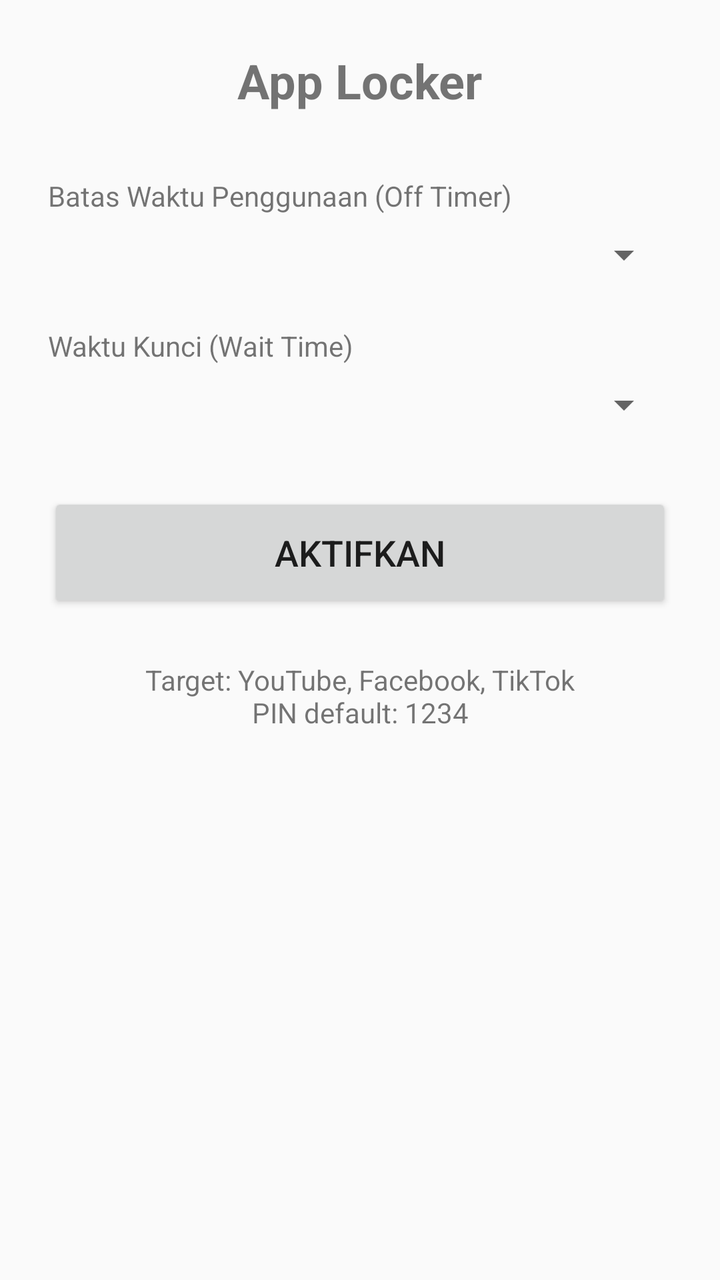
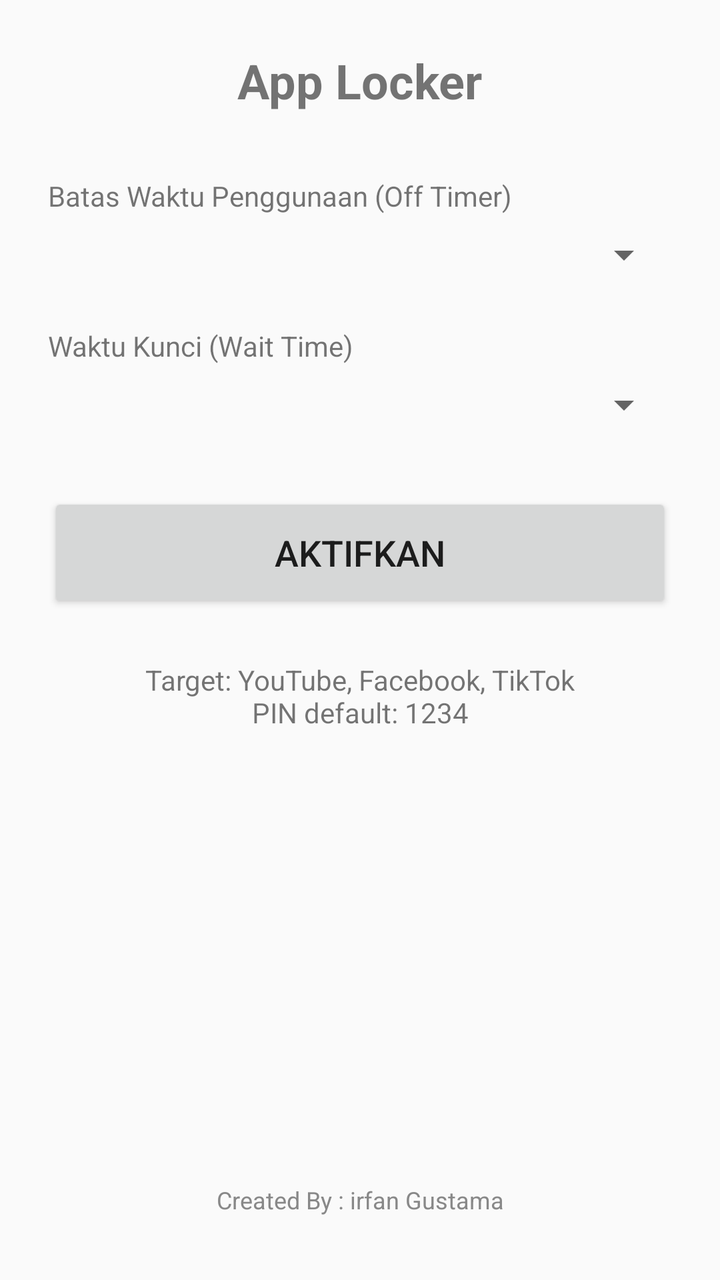

The first picture is an Android layout as it rendered before a commit; the second is the same layout after the commit. The layout source and the unified diff follow.
<!-- AndroidManifest.xml: application theme Theme.AppLocker -->
<!-- res/layout/activity_main.xml -->
<?xml version="1.0" encoding="utf-8"?>
<LinearLayout xmlns:android="http://schemas.android.com/apk/res/android"
    android:layout_width="match_parent"
    android:layout_height="match_parent"
    android:orientation="vertical"
    android:padding="24dp"
    android:gravity="center_horizontal">

    <TextView
        android:layout_width="wrap_content"
        android:layout_height="wrap_content"
        android:text="App Locker"
        android:textSize="24sp"
        android:textStyle="bold"
        android:layout_marginBottom="32dp" />

    <TextView
        android:layout_width="match_parent"
        android:layout_height="wrap_content"
        android:text="Batas Waktu Penggunaan (Off Timer)"
        android:layout_marginBottom="8dp" />

    <Spinner
        android:id="@+id/spinnerOff"
        android:layout_width="match_parent"
        android:layout_height="wrap_content"
        android:layout_marginBottom="24dp" />

    <TextView
        android:layout_width="match_parent"
        android:layout_height="wrap_content"
        android:text="Waktu Kunci (Wait Time)"
        android:layout_marginBottom="8dp" />

    <Spinner
        android:id="@+id/spinnerWait"
        android:layout_width="match_parent"
        android:layout_height="wrap_content"
        android:layout_marginBottom="32dp" />

    <Button
        android:id="@+id/btnToggle"
        android:layout_width="match_parent"
        android:layout_height="60dp"
        android:text="AKTIFKAN"
        android:textSize="18sp" />

    <TextView
        android:layout_width="match_parent"
        android:layout_height="wrap_content"
        android:layout_marginTop="24dp"
        android:text="Target: YouTube, Facebook, TikTok\nPIN default: 1234"
        android:textAlignment="center"
        android:textSize="14sp" />

</LinearLayout>
<!-- resources referenced by this layout -->
<resources>
  <style name="Theme.AppLocker" parent="Theme.AppCompat.Light.DarkActionBar">
          <item name="colorPrimary">#2196F3</item>
          <item name="colorPrimaryDark">#1976D2</item>
          <item name="colorAccent">#FF4081</item>
      </style>
</resources>

<!-- the commit's change to res/layout/activity_main.xml (unified diff, before → after) -->
@@ -53,4 +53,19 @@
         android:textAlignment="center"
         android:textSize="14sp" />
 
+    
+    <View
+        android:layout_width="match_parent"
+        android:layout_height="0dp"
+        android:layout_weight="1" />
+
+    <TextView
+        android:layout_width="match_parent"
+        android:layout_height="wrap_content"
+        android:text="Created By : irfan Gustama"
+        android:textSize="12sp"
+        android:textColor="#888888"
+        android:textAlignment="center"
+        android:layout_marginBottom="8dp" />
+
 </LinearLayout>
